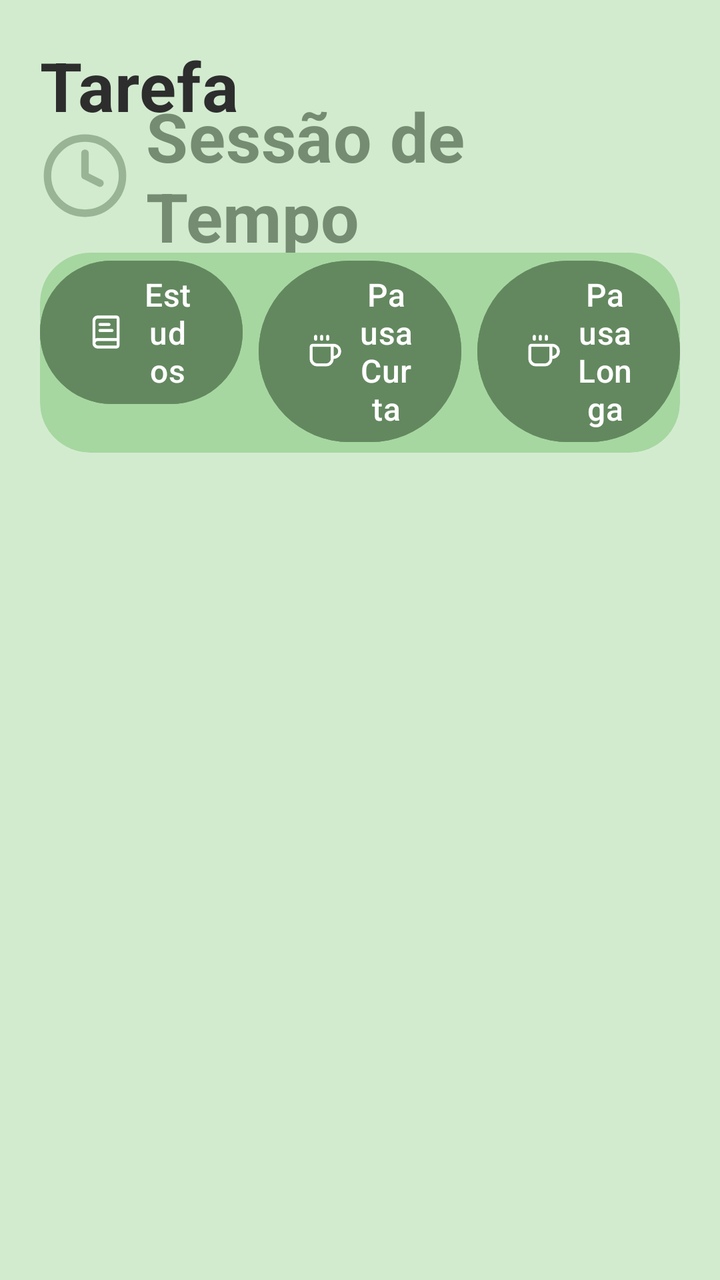
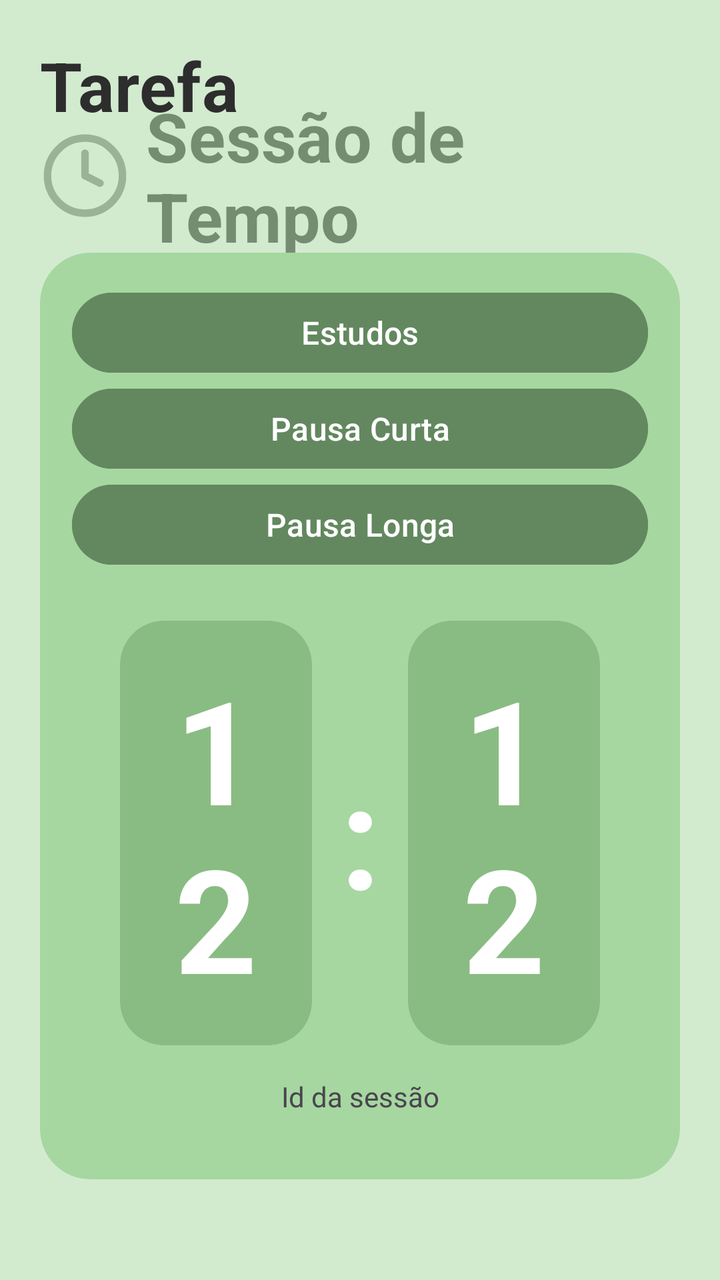

Two renders of the same Android screen: before a commit and after it. Below are the layout's source before the change and the commit's diff.
<!-- AndroidManifest.xml: application theme Base.Theme.Lumen -->
<!-- res/layout/fragment_session.xml -->
<?xml version="1.0" encoding="utf-8"?>
<androidx.constraintlayout.widget.ConstraintLayout
    xmlns:android="http://schemas.android.com/apk/res/android"
    xmlns:app="http://schemas.android.com/apk/res-auto"
    xmlns:tools="http://schemas.android.com/tools"
    android:layout_width="match_parent"
    android:layout_height="match_parent"
    android:padding="20dp"
    android:background="@color/session_theme_background"
    tools:context=".ui.SessionFragment">

    <TextView
        android:id="@+id/task_title"
        style="@style/TextAppearance.MaterialComponents.Headline4"
        android:layout_width="0dp"
        android:layout_height="wrap_content"
        android:textStyle="bold"
        android:text="@string/tarefa"
        android:textColor="@color/text_primary"
        app:layout_constraintTop_toTopOf="parent"
        app:layout_constraintStart_toStartOf="parent"
        app:layout_constraintEnd_toEndOf="parent" />

    <LinearLayout
        android:id="@+id/linear_task"
        android:layout_width="0dp"
        android:layout_height="wrap_content"

        android:orientation="vertical"

        app:layout_constraintStart_toStartOf="parent"
        app:layout_constraintEnd_toEndOf="parent"
        app:layout_constraintTop_toBottomOf="@id/task_title"></LinearLayout>

    <ImageView
        android:id="@+id/icon_session_title"
        android:layout_width="45dp"
        android:layout_height="45dp"

        app:layout_constraintTop_toBottomOf="@id/linear_task"
        app:layout_constraintStart_toStartOf="parent"
        android:src="@drawable/ic_clock"

        />

    <TextView
        android:id="@+id/session_title"
        style="@style/TextAppearance.MaterialComponents.Headline4"
        android:layout_width="0dp"
        android:layout_height="wrap_content"
        android:textStyle="bold"
        android:text="@string/session_title"
        android:textColor="@color/card_session_text"

        android:layout_marginStart="8dp"

        app:layout_constraintTop_toTopOf="@id/icon_session_title"
        app:layout_constraintBottom_toBottomOf="@id/icon_session_title"
        app:layout_constraintStart_toEndOf="@id/icon_session_title"
        app:layout_constraintEnd_toEndOf="parent" />

    <androidx.cardview.widget.CardView
        android:id="@+id/card_timer"

        android:layout_width="0dp"
        android:layout_height="100dp"


        app:cardBackgroundColor="@color/session_theme_foreground"
        app:cardCornerRadius="25dp"

        app:cardElevation="0dp"

        app:layout_constraintEnd_toEndOf="parent"
        app:layout_constraintStart_toStartOf="parent"
        app:layout_constraintTop_toBottomOf="@id/icon_session_title"

        android:layout_marginTop="16dp"/>
    <com.google.android.material.button.MaterialButton
        android:id="@+id/btn_study"
        android:layout_width="0dp"
        android:layout_height="wrap_content"
        android:text="@string/btn_session_study"
        android:textSize="16sp"
        app:icon="@drawable/ic_book"
        android:backgroundTint="@color/session_high"

        app:layout_constraintStart_toStartOf="@id/card_timer"
        app:layout_constraintEnd_toStartOf="@+id/btn_short_break"
        app:layout_constraintTop_toTopOf="@id/card_timer"

        android:layout_marginEnd="4dp" />

    <com.google.android.material.button.MaterialButton
        android:id="@+id/btn_short_break"
        android:layout_width="0dp"
        android:layout_height="wrap_content"
        android:text="@string/btn_session_short_break"
        android:textSize="16sp"
        app:icon="@drawable/ic_coffee"
        android:backgroundTint="@color/session_high"

        app:layout_constraintStart_toEndOf="@+id/btn_study"
        app:layout_constraintEnd_toStartOf="@+id/btn_long_break"
        app:layout_constraintTop_toTopOf="@id/card_timer"

        android:layout_marginHorizontal="4dp" />

    <com.google.android.material.button.MaterialButton
        android:id="@+id/btn_long_break"
        android:layout_width="0dp"
        android:layout_height="wrap_content"
        android:text="@string/btn_session_long_break"
        android:textSize="16sp"
        app:icon="@drawable/ic_coffee"
        android:backgroundTint="@color/session_high"

        app:layout_constraintStart_toEndOf="@+id/btn_short_break"
        app:layout_constraintEnd_toEndOf="@id/card_timer"
        app:layout_constraintTop_toTopOf="@id/card_timer"

        android:layout_marginStart="4dp" />

</androidx.constraintlayout.widget.ConstraintLayout>
<!-- resources referenced by this layout -->
<resources>
  <color name="card_session_text">#758C72</color>
  <color name="session_high">#63885F</color>
  <color name="session_theme_background">#D2EBCF</color>
  <color name="session_theme_foreground">#A6D7A0</color>
  <color name="text_primary">#2D2D2D</color>
  <!-- drawable ic_book (drawable) -->
  <vector xmlns:android="http://schemas.android.com/apk/res/android"
      android:width="24dp"
      android:height="24dp"
      android:viewportWidth="24"
      android:viewportHeight="24">
    <path
        android:pathData="M4,19.5v-15A2.5,2.5 0,0 1,6.5 2H19a1,1 0,0 1,1 1v18a1,1 0,0 1,-1 1H6.5a1,1 0,0 1,0 -5H20"
        android:strokeLineJoin="round"
        android:strokeWidth="2"
        android:fillColor="#00000000"
        android:strokeColor="@color/white"
        android:strokeLineCap="round"/>
    <path
        android:pathData="M8,11h8"
        android:strokeLineJoin="round"
        android:strokeWidth="2"
        android:fillColor="#00000000"
        android:strokeColor="@color/white"
        android:strokeLineCap="round"/>
    <path
        android:pathData="M8,7h6"
        android:strokeLineJoin="round"
        android:strokeWidth="2"
        android:fillColor="#00000000"
        android:strokeColor="@color/white"
        android:strokeLineCap="round"/>
  </vector>
  <!-- drawable ic_clock (drawable) -->
  <vector xmlns:android="http://schemas.android.com/apk/res/android"
      android:width="24dp"
      android:height="24dp"
      android:viewportWidth="24"
      android:viewportHeight="24">
    <path
        android:pathData="M12,12m-10,0a10,10 0,1 1,20 0a10,10 0,1 1,-20 0"
        android:strokeLineJoin="round"
        android:strokeWidth="2"
        android:fillColor="#00000000"
        android:strokeColor="@color/card_session_icon"
        android:strokeLineCap="round"/>
    <path
        android:pathData="M12,6v6l4,2"
        android:strokeLineJoin="round"
        android:strokeWidth="2"
        android:fillColor="#00000000"
        android:strokeColor="@color/card_session_icon"
        android:strokeLineCap="round"/>
  </vector>
  <!-- drawable ic_coffee (drawable) -->
  <vector xmlns:android="http://schemas.android.com/apk/res/android"
      android:width="24dp"
      android:height="24dp"
      android:viewportWidth="24"
      android:viewportHeight="24">
    <path
        android:pathData="M10,2v2"
        android:strokeLineJoin="round"
        android:strokeWidth="2"
        android:fillColor="#00000000"
        android:strokeColor="@color/white"
        android:strokeLineCap="round"/>
    <path
        android:pathData="M14,2v2"
        android:strokeLineJoin="round"
        android:strokeWidth="2"
        android:fillColor="#00000000"
        android:strokeColor="@color/white"
        android:strokeLineCap="round"/>
    <path
        android:pathData="M16,8a1,1 0,0 1,1 1v8a4,4 0,0 1,-4 4H7a4,4 0,0 1,-4 -4V9a1,1 0,0 1,1 -1h14a4,4 0,1 1,0 8h-1"
        android:strokeLineJoin="round"
        android:strokeWidth="2"
        android:fillColor="#00000000"
        android:strokeColor="@color/white"
        android:strokeLineCap="round"/>
    <path
        android:pathData="M6,2v2"
        android:strokeLineJoin="round"
        android:strokeWidth="2"
        android:fillColor="#00000000"
        android:strokeColor="@color/white"
        android:strokeLineCap="round"/>
  </vector>
  <string name="btn_session_long_break">Pausa Longa</string>
  <string name="btn_session_short_break">Pausa Curta</string>
  <string name="btn_session_study">Estudos</string>
  <string name="session_title">Sessão de Tempo</string>
  <string name="tarefa">Tarefa</string>
  <style name="Base.Theme.Lumen" parent="Theme.Material3.DayNight.NoActionBar">
          
          
      </style>
  <color name="white">#FFFFFFFF</color>
  <color name="card_session_icon">#98B495</color>
</resources>

<!-- the commit's change to res/layout/fragment_session.xml (unified diff, before → after) -->
@@ -61,64 +61,140 @@
 
     <androidx.cardview.widget.CardView
         android:id="@+id/card_timer"
-
-        android:layout_width="0dp"
-        android:layout_height="100dp"
-
-
+        android:layout_width="0dp"
+        android:layout_height="wrap_content"
         app:cardBackgroundColor="@color/session_theme_foreground"
         app:cardCornerRadius="25dp"
-
         app:cardElevation="0dp"
-
         app:layout_constraintEnd_toEndOf="parent"
         app:layout_constraintStart_toStartOf="parent"
         app:layout_constraintTop_toBottomOf="@id/icon_session_title"
-
-        android:layout_marginTop="16dp"/>
-    <com.google.android.material.button.MaterialButton
-        android:id="@+id/btn_study"
-        android:layout_width="0dp"
-        android:layout_height="wrap_content"
-        android:text="@string/btn_session_study"
-        android:textSize="16sp"
-        app:icon="@drawable/ic_book"
-        android:backgroundTint="@color/session_high"
-
-        app:layout_constraintStart_toStartOf="@id/card_timer"
-        app:layout_constraintEnd_toStartOf="@+id/btn_short_break"
-        app:layout_constraintTop_toTopOf="@id/card_timer"
-
-        android:layout_marginEnd="4dp" />
-
-    <com.google.android.material.button.MaterialButton
-        android:id="@+id/btn_short_break"
-        android:layout_width="0dp"
-        android:layout_height="wrap_content"
-        android:text="@string/btn_session_short_break"
-        android:textSize="16sp"
-        app:icon="@drawable/ic_coffee"
-        android:backgroundTint="@color/session_high"
-
-        app:layout_constraintStart_toEndOf="@+id/btn_study"
-        app:layout_constraintEnd_toStartOf="@+id/btn_long_break"
-        app:layout_constraintTop_toTopOf="@id/card_timer"
-
-        android:layout_marginHorizontal="4dp" />
-
-    <com.google.android.material.button.MaterialButton
-        android:id="@+id/btn_long_break"
-        android:layout_width="0dp"
-        android:layout_height="wrap_content"
-        android:text="@string/btn_session_long_break"
-        android:textSize="16sp"
-        app:icon="@drawable/ic_coffee"
-        android:backgroundTint="@color/session_high"
-
-        app:layout_constraintStart_toEndOf="@+id/btn_short_break"
-        app:layout_constraintEnd_toEndOf="@id/card_timer"
-        app:layout_constraintTop_toTopOf="@id/card_timer"
-
-        android:layout_marginStart="4dp" />
+        android:layout_marginTop="16dp">
+        <androidx.constraintlayout.widget.ConstraintLayout
+            android:layout_width="match_parent"
+            android:layout_height="wrap_content"
+            android:padding="16dp">
+
+            <com.google.android.material.button.MaterialButton
+                android:id="@+id/btn_study"
+                android:layout_width="match_parent"
+                android:layout_height="wrap_content"
+                android:text="@string/btn_session_study"
+                android:textSize="16sp"
+                android:backgroundTint="@color/session_high"
+                app:layout_constraintTop_toTopOf="parent"
+                app:layout_constraintStart_toStartOf="parent"
+                app:layout_constraintEnd_toEndOf="parent" />
+
+            <com.google.android.material.button.MaterialButton
+                android:id="@+id/btn_short_break"
+                android:layout_width="match_parent"
+                android:layout_height="wrap_content"
+                android:text="@string/btn_session_short_break"
+                android:textSize="16sp"
+                android:backgroundTint="@color/session_high"
+                app:layout_constraintTop_toBottomOf="@id/btn_study"
+                app:layout_constraintStart_toStartOf="parent"
+                app:layout_constraintEnd_toEndOf="parent" />
+
+            <com.google.android.material.button.MaterialButton
+                android:id="@+id/btn_long_break"
+                android:layout_width="match_parent"
+                android:layout_height="wrap_content"
+                android:text="@string/btn_session_long_break"
+                android:textSize="16sp"
+                android:backgroundTint="@color/session_high"
+                app:layout_constraintTop_toBottomOf="@id/btn_short_break"
+                app:layout_constraintStart_toStartOf="parent"
+                app:layout_constraintEnd_toEndOf="parent" />
+
+            <TextView
+                android:id="@+id/session_id"
+                android:layout_width="0dp"
+                android:layout_height="wrap_content"
+                android:text="Id da sessão"
+                android:padding="16dp"
+                android:textAlignment="center"
+                app:layout_constraintStart_toStartOf="parent"
+                app:layout_constraintEnd_toEndOf="parent"
+                app:layout_constraintTop_toBottomOf="@id/timer_minutes"
+                app:layout_constraintBottom_toBottomOf="parent" />
+
+
+            <androidx.cardview.widget.CardView
+                android:id="@+id/timer_minutes"
+
+                app:layout_constraintStart_toStartOf="parent"
+                app:layout_constraintEnd_toStartOf="@id/timer_seconds"
+                app:layout_constraintTop_toBottomOf="@id/btn_long_break"
+
+
+                android:layout_width="0dp"
+                android:layout_height="wrap_content"
+                android:orientation="horizontal"
+                app:cardCornerRadius="22dp"
+             app:cardElevation="0dp"
+                android:layout_margin="24dp"
+                android:layout_gravity="center"
+                app:cardBackgroundColor="@color/session_high_variant_1"
+
+                >
+                <TextView
+                    android:layout_width="match_parent"
+                    android:layout_height="match_parent"
+                    android:textAlignment="center"
+                    android:text="12"
+                    android:textColor="@color/white"
+                    android:textStyle="bold"
+                    android:layout_margin="16dp"
+                    android:textSize="72sp"/>
+            </androidx.cardview.widget.CardView>
+            <TextView
+                android:layout_width="wrap_content"
+                android:layout_height="wrap_content"
+                android:textSize="72sp"
+                android:textStyle="bold"
+                android:textColor="@color/white"
+                android:text=":"
+
+                app:layout_constraintStart_toEndOf="@id/timer_minutes"
+                app:layout_constraintEnd_toStartOf="@id/timer_seconds"
+                app:layout_constraintTop_toTopOf="@id/timer_seconds"
+                app:layout_constraintBottom_toBottomOf="@id/timer_seconds"/>
+            <androidx.cardview.widget.CardView
+                android:id="@+id/timer_seconds"
+
+                app:layout_constraintStart_toEndOf="@id/timer_minutes"
+                app:layout_constraintEnd_toEndOf="parent"
+                app:layout_constraintTop_toBottomOf="@id/btn_long_break"
+
+
+                android:layout_width="0dp"
+                android:layout_height="wrap_content"
+                android:orientation="horizontal"
+                app:cardCornerRadius="22dp"
+                app:cardElevation="0dp"
+                android:layout_margin="24dp"
+                android:layout_gravity="center"
+                app:cardBackgroundColor="@color/session_high_variant_1"
+                >
+                <TextView
+                    android:layout_width="match_parent"
+                    android:layout_height="match_parent"
+                    android:textAlignment="center"
+                    android:text="12"
+                    android:textColor="@color/white"
+                    android:textStyle="bold"
+                    android:layout_margin="16dp"
+                    android:textSize="72sp"/>|
+            </androidx.cardview.widget.CardView>
+
+        </androidx.constraintlayout.widget.ConstraintLayout>
+
+
+    </androidx.cardview.widget.CardView>
+
+
+
 
 </androidx.constraintlayout.widget.ConstraintLayout>
<!-- resource entries referenced after the edit -->
@@ -2,37 +2,10 @@
 <resources>
   <color name="card_session_text">#758C72</color>
   <color name="session_high">#63885F</color>
+  <color name="session_high_variant_1">#89bc82</color>
   <color name="session_theme_background">#D2EBCF</color>
   <color name="session_theme_foreground">#A6D7A0</color>
   <color name="text_primary">#2D2D2D</color>
-  <!-- drawable ic_book (drawable) -->
-  <vector xmlns:android="http://schemas.android.com/apk/res/android"
-      android:width="24dp"
-      android:height="24dp"
-      android:viewportWidth="24"
-      android:viewportHeight="24">
-    <path
-        android:pathData="M4,19.5v-15A2.5,2.5 0,0 1,6.5 2H19a1,1 0,0 1,1 1v18a1,1 0,0 1,-1 1H6.5a1,1 0,0 1,0 -5H20"
-        android:strokeLineJoin="round"
-        android:strokeWidth="2"
-        android:fillColor="#00000000"
-        android:strokeColor="@color/white"
-        android:strokeLineCap="round"/>
-    <path
-        android:pathData="M8,11h8"
-        android:strokeLineJoin="round"
-        android:strokeWidth="2"
-        android:fillColor="#00000000"
-        android:strokeColor="@color/white"
-        android:strokeLineCap="round"/>
-    <path
-        android:pathData="M8,7h6"
-        android:strokeLineJoin="round"
-        android:strokeWidth="2"
-        android:fillColor="#00000000"
-        android:strokeColor="@color/white"
-        android:strokeLineCap="round"/>
-  </vector>
   <!-- drawable ic_clock (drawable) -->
   <vector xmlns:android="http://schemas.android.com/apk/res/android"
       android:width="24dp"
@@ -54,41 +27,6 @@
         android:strokeColor="@color/card_session_icon"
         android:strokeLineCap="round"/>
   </vector>
-  <!-- drawable ic_coffee (drawable) -->
-  <vector xmlns:android="http://schemas.android.com/apk/res/android"
-      android:width="24dp"
-      android:height="24dp"
-      android:viewportWidth="24"
-      android:viewportHeight="24">
-    <path
-        android:pathData="M10,2v2"
-        android:strokeLineJoin="round"
-        android:strokeWidth="2"
-        android:fillColor="#00000000"
-        android:strokeColor="@color/white"
-        android:strokeLineCap="round"/>
-    <path
-        android:pathData="M14,2v2"
-        android:strokeLineJoin="round"
-        android:strokeWidth="2"
-        android:fillColor="#00000000"
-        android:strokeColor="@color/white"
-        android:strokeLineCap="round"/>
-    <path
-        android:pathData="M16,8a1,1 0,0 1,1 1v8a4,4 0,0 1,-4 4H7a4,4 0,0 1,-4 -4V9a1,1 0,0 1,1 -1h14a4,4 0,1 1,0 8h-1"
-        android:strokeLineJoin="round"
-        android:strokeWidth="2"
-        android:fillColor="#00000000"
-        android:strokeColor="@color/white"
-        android:strokeLineCap="round"/>
-    <path
-        android:pathData="M6,2v2"
-        android:strokeLineJoin="round"
-        android:strokeWidth="2"
-        android:fillColor="#00000000"
-        android:strokeColor="@color/white"
-        android:strokeLineCap="round"/>
-  </vector>
   <string name="btn_session_long_break">Pausa Longa</string>
   <string name="btn_session_short_break">Pausa Curta</string>
   <string name="btn_session_study">Estudos</string>
